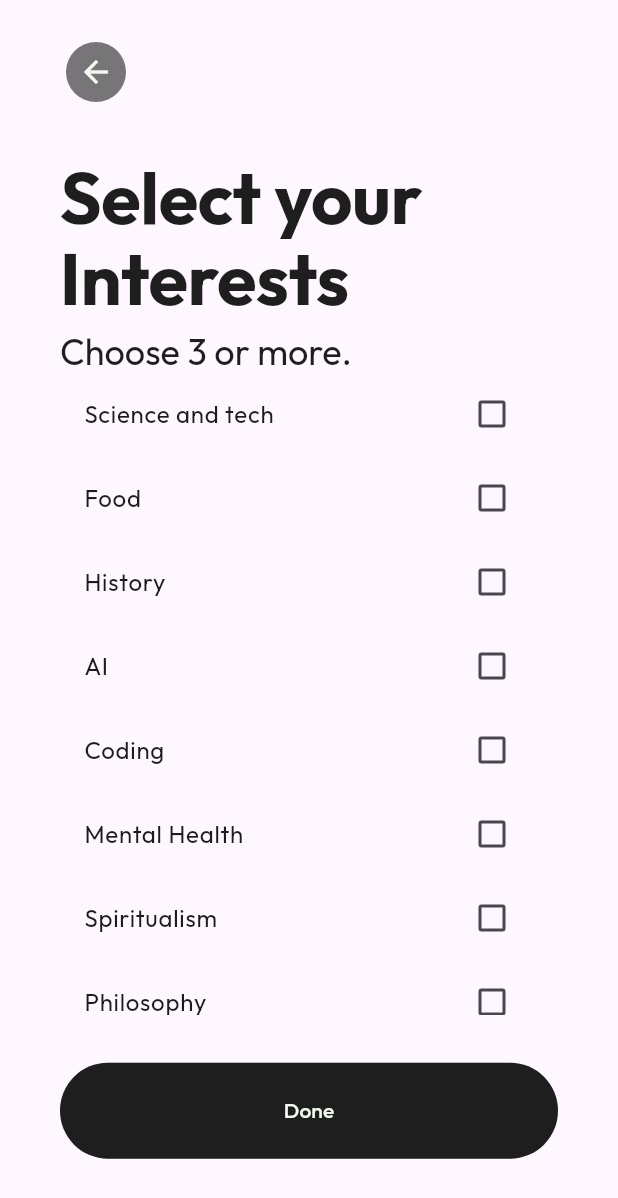
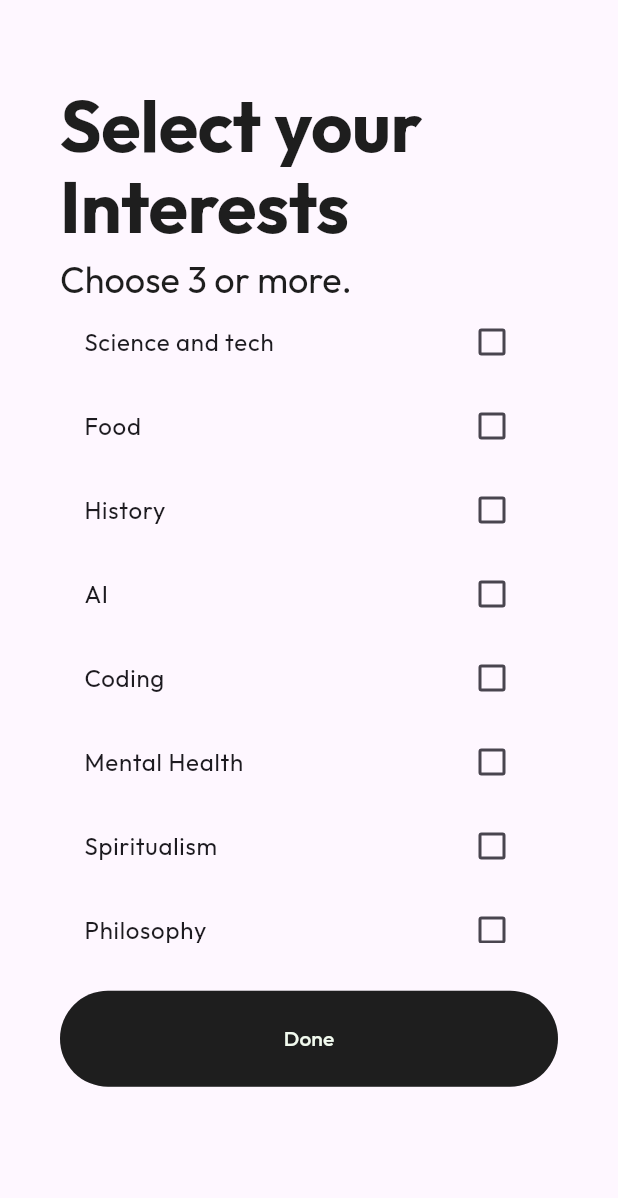
Before and after one commit to TooDEVotional/WhiteSpace, a Flutter app: the InterestScreen screen opened directly, on a phone screen of 412 x 824 dp. Shown: the top 1198 px of the screen. Run offline on Flutter 3.47's test engine with Material 3 defaults, Android fonts, the phone set to English and light mode, and no system bars; our stand-ins replace dio, flutter_svg, gap, google_fonts, image_picker; network calls fail.

Commit message:
Add new screens and navigation

```diff
--- a/lib/pages/login_screens/email_screen.dart
+++ b/lib/pages/login_screens/email_screen.dart
@@ -1,6 +1,7 @@
 import 'package:flutter/material.dart';
 import 'package:flutter_svg/flutter_svg.dart';
 import 'package:gap/gap.dart';
+import 'package:white_space/pages/login_screens/interests_screen.dart';
 
 class EmailPage extends StatelessWidget {
   const EmailPage({super.key});
@@ -80,7 +81,10 @@ class EmailPage extends StatelessWidget {
                     borderRadius: BorderRadius.circular(10),
                   ),
                   child: IconButton(
-                    onPressed: null,
+                    onPressed: () {
+                    Navigator.of(context).push(
+                        MaterialPageRoute(builder: (context) => InterestScreen()));
+                  },
                     icon: Icon(
                       Icons.arrow_forward,
                       color: Theme.of(context).primaryColor,
--- a/lib/pages/login_screens/interests_screen.dart
+++ b/lib/pages/login_screens/interests_screen.dart
@@ -2,6 +2,8 @@ import 'package:flutter/material.dart';
 import 'package:flutter_svg/svg.dart';
 import 'package:gap/gap.dart';
 import 'package:white_space/components/interest_list.dart';
+import 'package:white_space/pages/feed_screens/home_page.dart';
+import 'package:white_space/pages/splash_screen.dart';
 
 class InterestScreen extends StatefulWidget {
   const InterestScreen({super.key});
@@ -31,16 +33,7 @@ class _InterestScreenState extends State<InterestScreen> {
             mainAxisAlignment: MainAxisAlignment.start,
             children: [
               Gap(16),
-              IconButton.filled(
-                  onPressed: null,
-                  icon: Icon(
-                    Icons.arrow_back,
-                    color: Theme.of(context).primaryColor,
-                  ),
-                  style: ButtonStyle(
-                      backgroundColor: MaterialStateProperty.all(
-                          Color(0xFF1E1E1E).withOpacity(0.6)),
-                      shape: MaterialStateProperty.all(CircleBorder()))),
+
               Gap(16),
             ],
           ),
--- a/lib/pages/login_screens/name_screen.dart
+++ b/lib/pages/login_screens/name_screen.dart
@@ -1,6 +1,7 @@
 import 'package:flutter/material.dart';
 import 'package:flutter_svg/flutter_svg.dart';
 import 'package:gap/gap.dart';
+import 'package:white_space/pages/login_screens/email_screen.dart';
 
 class NamePage extends StatelessWidget {
   const NamePage({super.key});
@@ -80,7 +81,10 @@ class NamePage extends StatelessWidget {
                     borderRadius: BorderRadius.circular(10),
                   ),
                   child: IconButton(
-                    onPressed: null,
+                    onPressed: () {
+                    Navigator.of(context).push(
+                        MaterialPageRoute(builder: (context) => EmailPage()));
+                  },
                     icon: Icon(
                       Icons.arrow_forward,
                       color: Theme.of(context).primaryColor,
```
Also changed, not shown: lib/pages/feed_screens/home_page.dart (+12 -4 lines).
